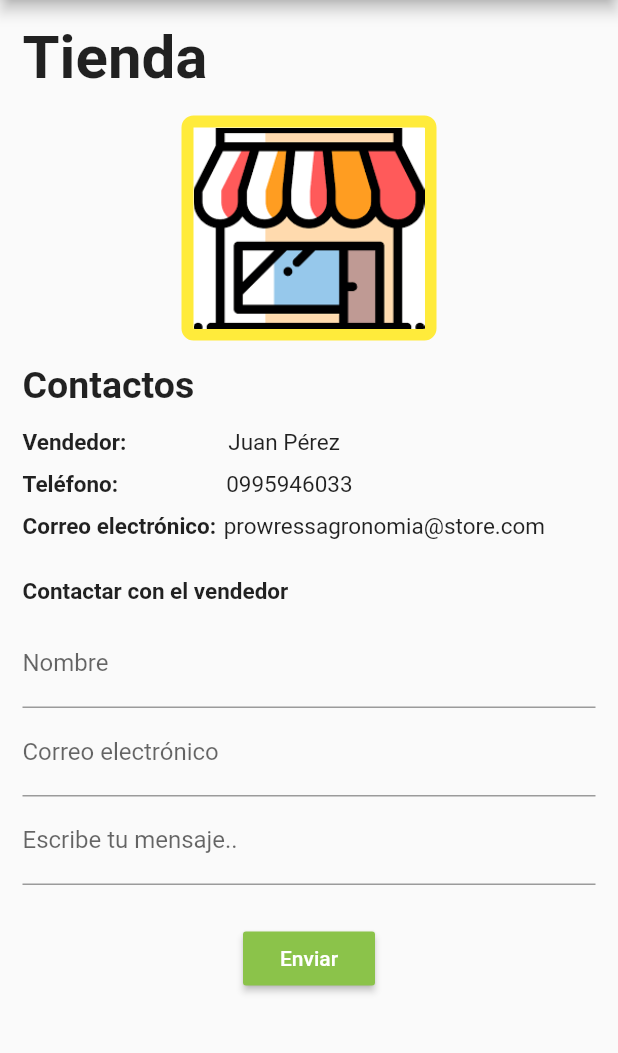
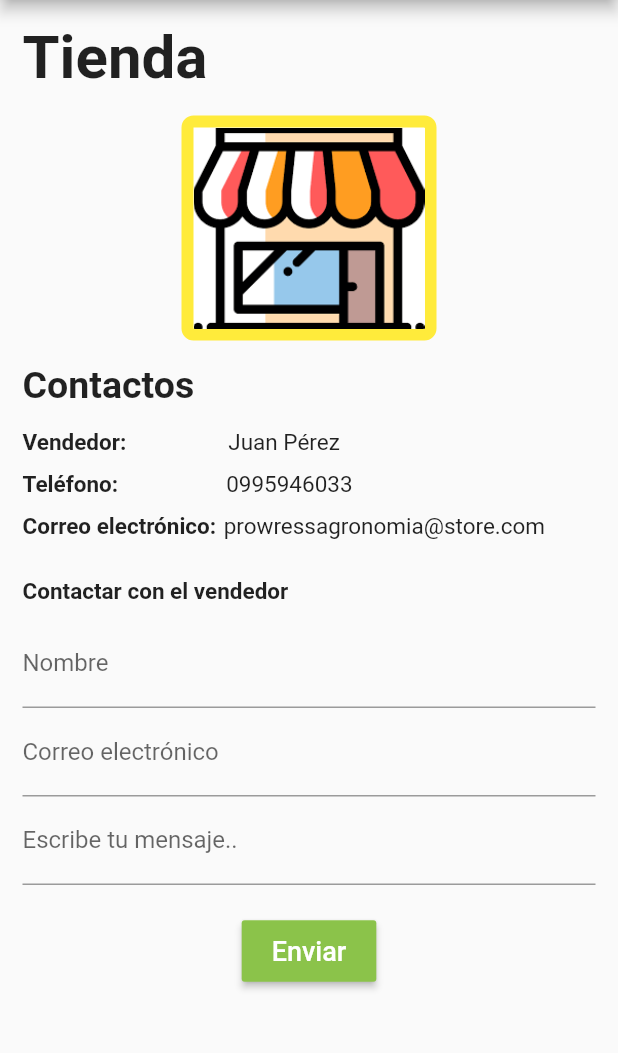
Before and after one commit to ferdeX64/prowessagronomia, a Flutter app: the StorePageDetails screen opened directly, on a phone screen of 412 x 824 dp, the part 120-1173 px from its top. Run offline on Flutter 3.47's test engine with Material 2 defaults, Android fonts, the phone set to English and light mode, and no system bars; our stand-ins replace accordion, sliding_up_panel.

Commit message:
Page detail

```diff
--- a/lib/src/pages/stores_details_page.dart
+++ b/lib/src/pages/stores_details_page.dart
@@ -164,12 +164,13 @@ class _StorePageDetailsState extends State<StorePageDetails> {
             ),
             Center(
               child: Container(
-                padding:  const EdgeInsets.symmetric(vertical: 25),
+                padding:  const EdgeInsets.only(top: 20.0),
                child: RaisedButton(
+                padding:  const EdgeInsets.symmetric(vertical: 10,horizontal:20),
                 color: Colors.lightGreen, // background
                 textColor: Colors.white, // foreground
                 onPressed: () { },
-                child: const Text('Enviar'),
+                child: const Text('Enviar',style: TextStyle(fontSize: 18),),
               )
 
               ),
```
